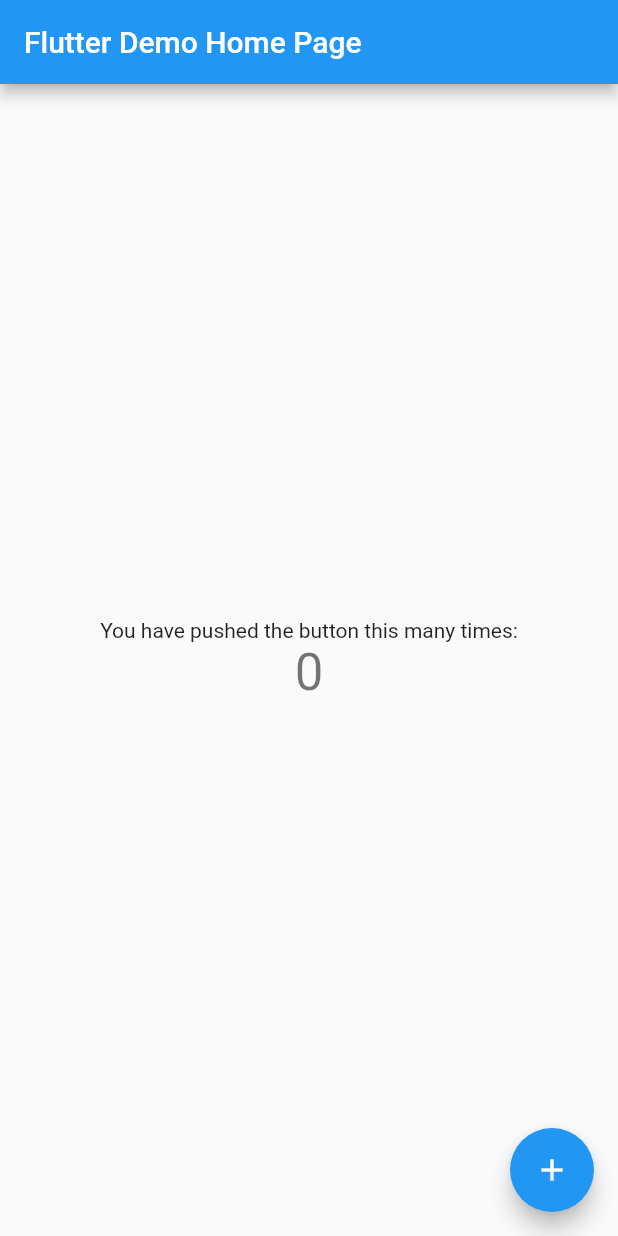
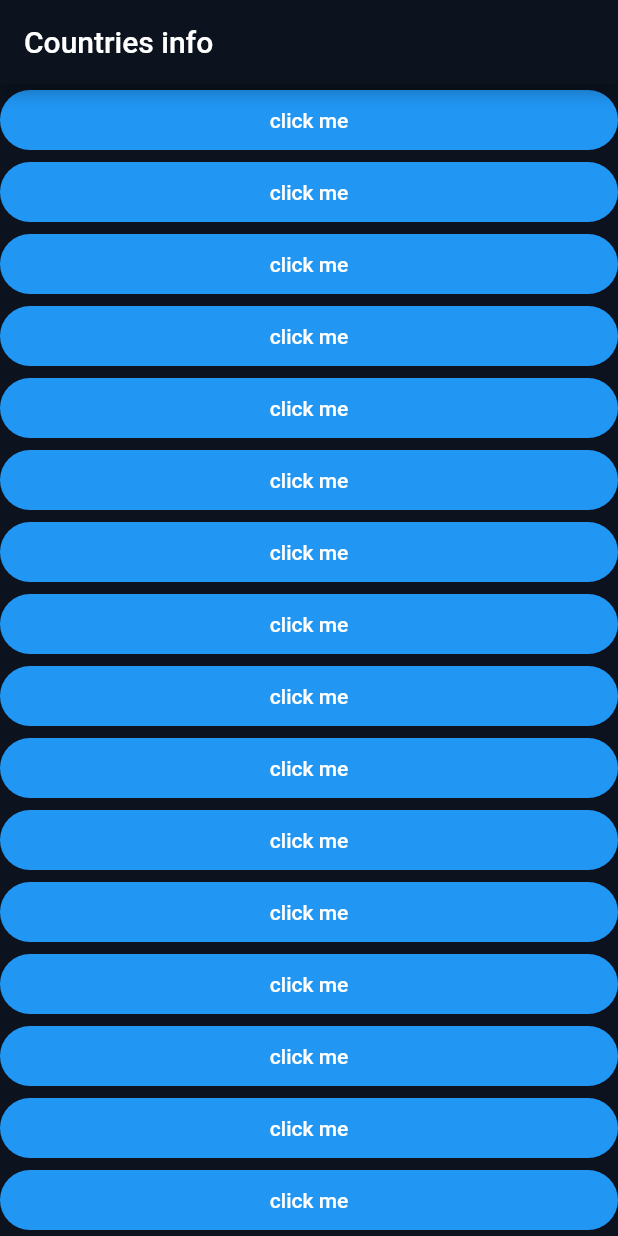
Before and after one commit to jpedro865/CountryInfo, a Flutter app: the screen it shows after launch, on a phone screen of 412 x 824 dp. Run offline on Flutter 3.47's test engine with Material 2 defaults, Android fonts, the phone set to English and light mode, and no system bars.

Commit message:
[ADD] startpage with some buttons

```diff
--- a/lib/main.dart
+++ b/lib/main.dart
@@ -1,115 +1,29 @@
 import 'package:flutter/material.dart';
+
+import 'startscreen.dart';
 
 void main() {
   runApp(const MyApp());
 }
 
-class MyApp extends StatelessWidget {
+class MyApp extends StatefulWidget {
   const MyApp({super.key});
 
-  // This widget is the root of your application.
+  @override
+  State<MyApp> createState() => _MyAppState();
+}
+
+class _MyAppState extends State<MyApp> {
   @override
   Widget build(BuildContext context) {
     return MaterialApp(
-      title: 'Flutter Demo',
-      theme: ThemeData(
-        // This is the theme of your application.
-        //
-        // Try running your application with "flutter run". You'll see the
-        // application has a blue toolbar. Then, without quitting the app, try
-        // changing the primarySwatch below to Colors.green and then invoke
-        // "hot reload" (press "r" in the console where you ran "flutter run",
-        // or simply save your changes to "hot reload" in a Flutter IDE).
-        // Notice that the counter didn't reset back to zero; the application
-        // is not restarted.
-        primarySwatch: Colors.blue,
-      ),
-      home: const MyHomePage(title: 'Flutter Demo Home Page'),
+      home: Scaffold(
+          backgroundColor: const Color.fromRGBO(12, 19, 31, 100),
+          appBar: AppBar(
+            backgroundColor: const Color.fromRGBO(12, 19, 31, 100),
+            title: const Text('Countries info'),
+          ),
+          body: const StartScreen()),
     );
   }
 }
-
-class MyHomePage extends StatefulWidget {
-  const MyHomePage({super.key, required this.title});
-
-  // This widget is the home page of your application. It is stateful, meaning
-  // that it has a State object (defined below) that contains fields that affect
-  // how it looks.
-
-  // This class is the configuration for the state. It holds the values (in this
-  // case the title) provided by the parent (in this case the App widget) and
-  // used by the build method of the State. Fields in a Widget subclass are
-  // always marked "final".
-
-  final String title;
-
-  @override
-  State<MyHomePage> createState() => _MyHomePageState();
-}
-
-class _MyHomePageState extends State<MyHomePage> {
-  int _counter = 0;
-
-  void _incrementCounter() {
-    setState(() {
-      // This call to setState tells the Flutter framework that something has
-      // changed in this State, which causes it to rerun the build method below
-      // so that the display can reflect the updated values. If we changed
-      // _counter without calling setState(), then the build method would not be
-      // called again, and so nothing would appear to happen.
-      _counter++;
-    });
-  }
-
-  @override
-  Widget build(BuildContext context) {
-    // This method is rerun every time setState is called, for instance as done
-    // by the _incrementCounter method above.
-    //
-    // The Flutter framework has been optimized to make rerunning build methods
-    // fast, so that you can just rebuild anything that needs updating rather
-    // than having to individually change instances of widgets.
-    return Scaffold(
-      appBar: AppBar(
-        // Here we take the value from the MyHomePage object that was created by
-        // the App.build method, and use it to set our appbar title.
-        title: Text(widget.title),
-      ),
-      body: Center(
-        // Center is a layout widget. It takes a single child and positions it
-        // in the middle of the parent.
-        child: Column(
-          // Column is also a layout widget. It takes a list of children and
-          // arranges them vertically. By default, it sizes itself to fit its
-          // children horizontally, and tries to be as tall as its parent.
-          //
-          // Invoke "debug painting" (press "p" in the console, choose the
-          // "Toggle Debug Paint" action from the Flutter Inspector in Android
-          // Studio, or the "Toggle Debug Paint" command in Visual Studio Code)
-          // to see the wireframe for each widget.
-          //
-          // Column has various properties to control how it sizes itself and
-          // how it positions its children. Here we use mainAxisAlignment to
-          // center the children vertically; the main axis here is the vertical
-          // axis because Columns are vertical (the cross axis would be
-          // horizontal).
-          mainAxisAlignment: MainAxisAlignment.center,
-          children: <Widget>[
-            const Text(
-              'You have pushed the button this many times:',
-            ),
-            Text(
-              '$_counter',
-              style: Theme.of(context).textTheme.headlineMedium,
-            ),
-          ],
-        ),
-      ),
-      floatingActionButton: FloatingActionButton(
-        onPressed: _incrementCounter,
-        tooltip: 'Increment',
-        child: const Icon(Icons.add),
-      ), // This trailing comma makes auto-formatting nicer for build methods.
-    );
-  }
-}
--- /dev/null
+++ b/lib/startscreen.dart
@@ -0,0 +1,27 @@
+import 'package:flutter/material.dart';
+
+class StartScreen extends StatelessWidget {
+  const StartScreen({super.key});
+
+  @override
+  Widget build(BuildContext context) {
+    return ListView(
+      children: [
+        for (var i = 0; i < 100; i++)
+          const StartButton()
+      ],
+    );
+  }
+}
+
+class StartButton extends StatelessWidget {
+  const StartButton({super.key});
+
+  @override
+  Widget build(BuildContext context) {
+    return FilledButton(
+      onPressed: () {},
+      child: const Text('click me'),
+    );
+  }
+}
```
